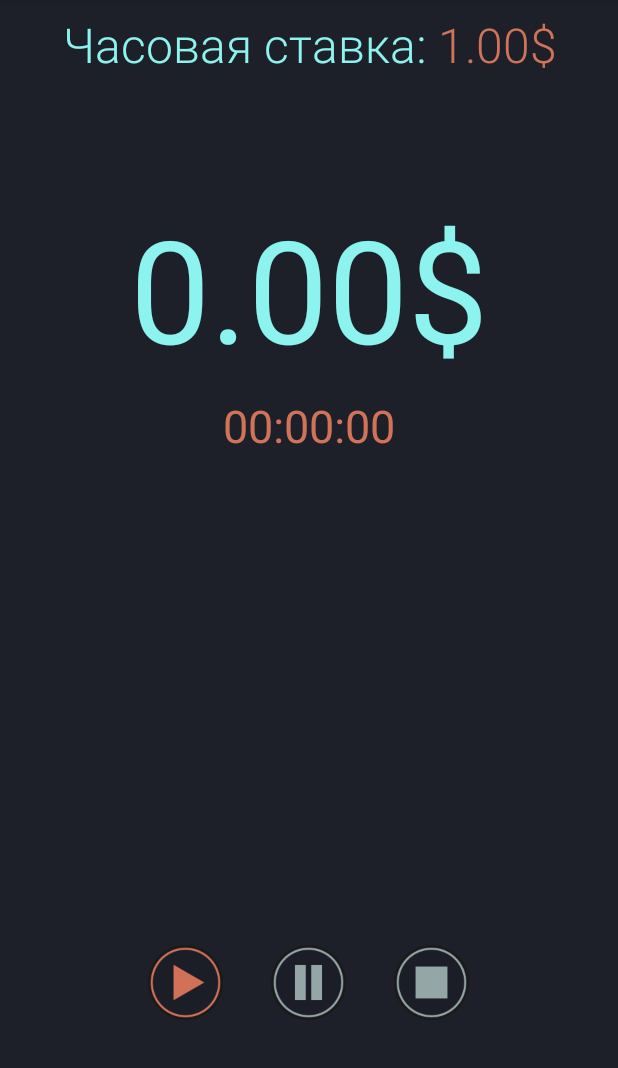
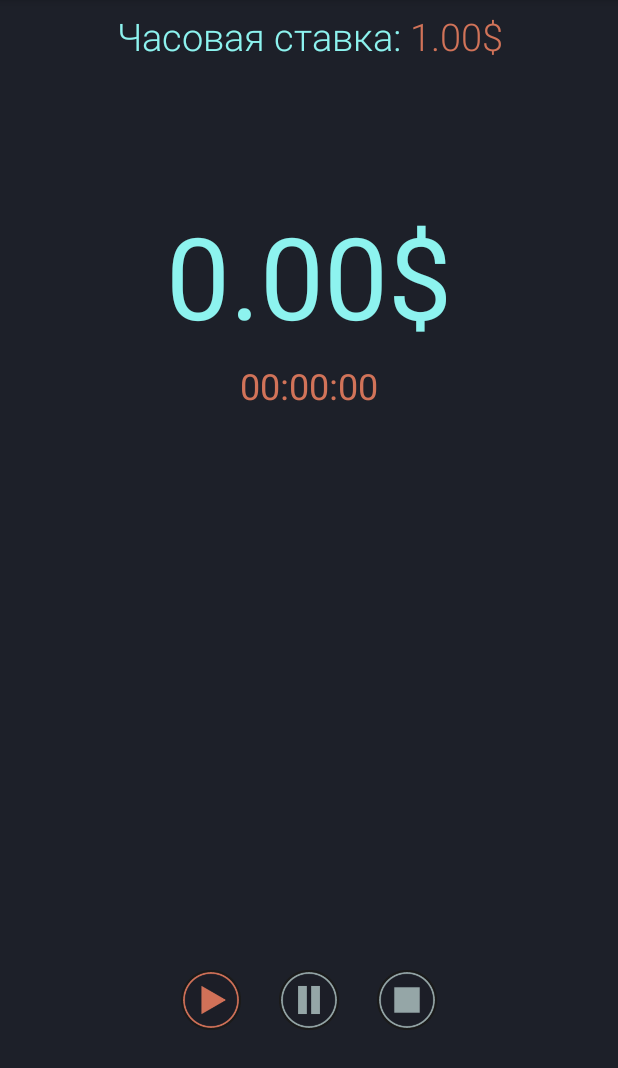
Before and after one commit to NikolayGst/MoneyCounter, an Android app: the screen it shows after launch (MainActivity), on a phone screen of 412 x 824 dp, the part 168-1236 px from its top. Run offline under Robolectric (Android 15) with nearby library versions, the phone set to English and light mode, and no system bars.

Commit message:
добавил разные размеры

```diff
--- a/app/src/main/res/layout/activity_main.xml
+++ b/app/src/main/res/layout/activity_main.xml
@@ -29,8 +29,8 @@
       android:id="@+id/hourlyRate"
       android:layout_width="match_parent"
       android:layout_height="wrap_content"
-      android:padding="@dimen/hourlyRate.padding.small"
-      android:textSize="@dimen/hourlyRate.text.size.large"
+      android:padding="@dimen/main.hourlyRate.padding.small"
+      android:textSize="@dimen/main.hourlyRate.text.size.large"
       android:fontFamily="sans-serif-light"
       android:textColor="@color/cyan_100"
       android:gravity="center"/>
@@ -39,7 +39,7 @@
       android:id="@+id/money"
       android:layout_width="match_parent"
       android:layout_height="wrap_content"
-      android:layout_marginTop="@dimen/money.margin.large"
+      android:layout_marginTop="@dimen/main.money.margin.large"
       android:gravity="center"
       android:textColor="@color/cyan_100" />
 
@@ -47,38 +47,38 @@
       android:id="@+id/time"
       android:layout_width="match_parent"
       android:layout_height="wrap_content"
-      android:layout_marginTop="@dimen/time.margin.small"
+      android:layout_marginTop="@dimen/main.time.margin.small"
       android:layout_below="@id/money"
       android:gravity="center"
       android:textColor="@color/orange_300"
-      android:textSize="@dimen/time.text.size.biggest" />
+      android:textSize="@dimen/main.time.text.size.biggest" />
 
     <RelativeLayout
       android:layout_width="match_parent"
       android:layout_height="wrap_content"
-      android:layout_marginBottom="@dimen/btns.margin.biggest"
+      android:layout_marginBottom="@dimen/main.btns.margin.biggest"
       android:layout_alignParentBottom="true">
       <Button
         android:id="@+id/btnStart"
-        android:layout_width="@dimen/btn.size"
-        android:layout_height="@dimen/btn.size"
-        android:layout_marginRight="@dimen/btn.margin.biggest"
+        android:layout_width="@dimen/main.btn.size"
+        android:layout_height="@dimen/main.btn.size"
+        android:layout_marginRight="@dimen/main.btn.margin.biggest"
         android:layout_toLeftOf="@id/btnPause"
         android:background="@drawable/btn_start_selector" />
 
       <Button
         android:id="@+id/btnPause"
-        android:layout_width="@dimen/btn.size"
-        android:layout_height="@dimen/btn.size"
+        android:layout_width="@dimen/main.btn.size"
+        android:layout_height="@dimen/main.btn.size"
         android:layout_centerHorizontal="true"
         android:background="@drawable/btn_pause_selector"
         android:enabled="false" />
 
       <Button
         android:id="@+id/btnStop"
-        android:layout_width="@dimen/btn.size"
-        android:layout_height="@dimen/btn.size"
-        android:layout_marginLeft="@dimen/btn.margin.biggest"
+        android:layout_width="@dimen/main.btn.size"
+        android:layout_height="@dimen/main.btn.size"
+        android:layout_marginLeft="@dimen/main.btn.margin.biggest"
         android:layout_toRightOf="@id/btnPause"
         android:background="@drawable/btn_stop_selector"
         android:enabled="false" />
--- a/app/src/main/res/layout/activity_settings.xml
+++ b/app/src/main/res/layout/activity_settings.xml
@@ -81,11 +81,11 @@
     <Button
       android:id="@+id/btnSave"
       android:layout_width="match_parent"
-      android:layout_marginTop="@dimen/btn.save.margin.large"
+      android:layout_marginTop="@dimen/setting.btn.save.margin.large"
       android:text="@string/btn.text.save"
       android:textColor="@color/white"
-      android:layout_marginLeft="@dimen/btn.save.margin.big"
-      android:layout_marginRight="@dimen/btn.save.margin.big"
+      android:layout_marginLeft="@dimen/setting.btn.save.margin.big"
+      android:layout_marginRight="@dimen/setting.btn.save.margin.big"
       android:background="@color/cyan_300"
       android:layout_below="@id/hourlyRate"
       android:layout_height="wrap_content" />
--- /dev/null
+++ b/app/src/main/res/values-hdpi/dimens.xml
@@ -0,0 +1,31 @@
+<resources>
+	<dimen name="author.btns.margin.big">12.8dp</dimen>
+	<dimen name="author.card.margin.big">12.8dp</dimen>
+	<dimen name="author.card.margin.large">40dp</dimen>
+	<dimen name="author.card.padding.small">6.4dp</dimen>
+	<dimen name="author.image.author.height">160dp</dimen>
+	<dimen name="author.image.author.width">120dp</dimen>
+	<dimen name="author.image.git.size">52dp</dimen>
+	<dimen name="author.image.soc.margin.small">6.4dp</dimen>
+	<dimen name="author.image.vk.size">48dp</dimen>
+	<dimen name="author.textview.powered.text.size">16sp</dimen>
+	<dimen name="main.btn.margin.biggest">25.6dp</dimen>
+	<dimen name="main.btn.size">40dp</dimen>
+	<dimen name="main.btns.margin.biggest">25.6dp</dimen>
+	<dimen name="main.hourlyRate.padding.small">6.4dp</dimen>
+	<dimen name="main.hourlyRate.text.size.big">12.8sp</dimen>
+	<dimen name="main.hourlyRate.text.size.large">25.6sp</dimen>
+	<dimen name="main.money.margin.large">132.4dp</dimen>
+	<dimen name="main.money.text.size.big">48sp</dimen>
+	<dimen name="main.money.text.size.biggest">60sp</dimen>
+	<dimen name="main.money.text.size.large">68sp</dimen>
+	<dimen name="main.money.text.size.large_two">76sp</dimen>
+	<dimen name="main.money.text.size.small">40sp</dimen>
+	<dimen name="main.time.margin.small">6.4dp</dimen>
+	<dimen name="main.time.text.size.biggest">24sp</dimen>
+	<dimen name="setting.btn.save.margin.big">12.8dp</dimen>
+	<dimen name="setting.btn.save.margin.large">51.2dp</dimen>
+	<dimen name="setting.padding.big">12.8dp</dimen>
+	<dimen name="setting.text.size.big.one">16sp</dimen>
+	<dimen name="setting.text.size.big.two">20sp</dimen>
+</resources>
--- /dev/null
+++ b/app/src/main/res/values-mdpi/dimens.xml
@@ -0,0 +1,31 @@
+<resources>
+  <dimen name="author.btns.margin.big">12.8dp</dimen>
+  <dimen name="author.card.margin.big">12.8dp</dimen>
+  <dimen name="author.card.margin.large">40dp</dimen>
+  <dimen name="author.card.padding.small">6.4dp</dimen>
+  <dimen name="author.image.author.height">160dp</dimen>
+  <dimen name="author.image.author.width">120dp</dimen>
+  <dimen name="author.image.git.size">52dp</dimen>
+  <dimen name="author.image.soc.margin.small">6.4dp</dimen>
+  <dimen name="author.image.vk.size">48dp</dimen>
+  <dimen name="author.textview.powered.text.size">16sp</dimen>
+  <dimen name="main.btn.margin.biggest">25.6dp</dimen>
+  <dimen name="main.btn.size">40dp</dimen>
+  <dimen name="main.btns.margin.biggest">25.6dp</dimen>
+  <dimen name="main.hourlyRate.padding.small">6.4dp</dimen>
+  <dimen name="main.hourlyRate.text.size.big">12.8sp</dimen>
+  <dimen name="main.hourlyRate.text.size.large">25.6sp</dimen>
+  <dimen name="main.money.margin.large">122.4dp</dimen>
+  <dimen name="main.money.text.size.big">48sp</dimen>
+  <dimen name="main.money.text.size.biggest">60sp</dimen>
+  <dimen name="main.money.text.size.large">68sp</dimen>
+  <dimen name="main.money.text.size.large_two">76sp</dimen>
+  <dimen name="main.money.text.size.small">40sp</dimen>
+  <dimen name="main.time.margin.small">6.4dp</dimen>
+  <dimen name="main.time.text.size.biggest">24sp</dimen>
+  <dimen name="setting.btn.save.margin.big">12.8dp</dimen>
+  <dimen name="setting.btn.save.margin.large">51.2dp</dimen>
+  <dimen name="setting.text.size.big.one">16sp</dimen>
+  <dimen name="setting.text.size.big.two">20sp</dimen>
+  <dimen name="setting.padding.big">12.8dp</dimen>
+</resources>
--- /dev/null
+++ b/app/src/main/res/values-xhdpi/dimens.xml
@@ -0,0 +1,31 @@
+<resources>
+  <dimen name="author.btns.margin.big">16dp</dimen>
+  <dimen name="author.card.margin.big">16dp</dimen>
+  <dimen name="author.card.margin.large">50dp</dimen>
+  <dimen name="author.card.padding.small">8dp</dimen>
+  <dimen name="author.image.author.height">200dp</dimen>
+  <dimen name="author.image.author.width">150dp</dimen>
+  <dimen name="author.image.git.size">65dp</dimen>
+  <dimen name="author.image.soc.margin.small">8dp</dimen>
+  <dimen name="author.image.vk.size">60dp</dimen>
+  <dimen name="author.textview.powered.text.size">20sp</dimen>
+  <dimen name="main.btn.margin.biggest">32dp</dimen>
+  <dimen name="main.btn.size">50dp</dimen>
+  <dimen name="main.btns.margin.biggest">32dp</dimen>
+  <dimen name="main.hourlyRate.padding.small">8dp</dimen>
+  <dimen name="main.hourlyRate.text.size.big">16sp</dimen>
+  <dimen name="main.hourlyRate.text.size.large">32sp</dimen>
+  <dimen name="main.money.margin.large">128dp</dimen>
+  <dimen name="main.money.text.size.big">60sp</dimen>
+  <dimen name="main.money.text.size.biggest">75sp</dimen>
+  <dimen name="main.money.text.size.large">85sp</dimen>
+  <dimen name="main.money.text.size.large_two">95sp</dimen>
+  <dimen name="main.money.text.size.small">50sp</dimen>
+  <dimen name="main.time.margin.small">8dp</dimen>
+  <dimen name="main.time.text.size.biggest">30sp</dimen>
+  <dimen name="setting.btn.save.margin.big">16dp</dimen>
+  <dimen name="setting.btn.save.margin.large">64dp</dimen>
+  <dimen name="setting.padding.big">16dp</dimen>
+  <dimen name="setting.text.size.big.one">20sp</dimen>
+  <dimen name="setting.text.size.big.two">25sp</dimen>
+</resources>
--- /dev/null
+++ b/app/src/main/res/values-xxhdpi/dimens.xml
@@ -0,0 +1,31 @@
+<resources>
+  <dimen name="author.btns.margin.big">18dp</dimen>
+  <dimen name="author.card.margin.big">18dp</dimen>
+  <dimen name="author.card.margin.large">56.2dp</dimen>
+  <dimen name="author.card.padding.small">9dp</dimen>
+  <dimen name="author.image.author.height">225dp</dimen>
+  <dimen name="author.image.author.width">168.8dp</dimen>
+  <dimen name="author.image.git.size">73.1dp</dimen>
+  <dimen name="author.image.soc.margin.small">9dp</dimen>
+  <dimen name="author.image.vk.size">67.5dp</dimen>
+  <dimen name="author.textview.powered.text.size">22.5sp</dimen>
+  <dimen name="main.btn.margin.biggest">36dp</dimen>
+  <dimen name="main.btn.size">56.2dp</dimen>
+  <dimen name="main.btns.margin.biggest">36dp</dimen>
+  <dimen name="main.hourlyRate.padding.small">9dp</dimen>
+  <dimen name="main.hourlyRate.text.size.big">18sp</dimen>
+  <dimen name="main.hourlyRate.text.size.large">36sp</dimen>
+  <dimen name="main.money.margin.large">180dp</dimen>
+  <dimen name="main.money.text.size.big">67.5sp</dimen>
+  <dimen name="main.money.text.size.biggest">84.4sp</dimen>
+  <dimen name="main.money.text.size.large">95.6sp</dimen>
+  <dimen name="main.money.text.size.large_two">106.9sp</dimen>
+  <dimen name="main.money.text.size.small">56.2sp</dimen>
+  <dimen name="main.time.margin.small">9dp</dimen>
+  <dimen name="main.time.text.size.biggest">33.8sp</dimen>
+  <dimen name="setting.btn.save.margin.big">18dp</dimen>
+  <dimen name="setting.btn.save.margin.large">72dp</dimen>
+  <dimen name="setting.text.size.big.one">22.5sp</dimen>
+  <dimen name="setting.text.size.big.two">28.1sp</dimen>
+  <dimen name="setting.padding.big">18dp</dimen>
+</resources>
--- /dev/null
+++ b/app/src/main/res/values-xxxhdpi/dimens.xml
@@ -0,0 +1,31 @@
+<resources>
+  <dimen name="author.btns.margin.big">20dp</dimen>
+  <dimen name="author.card.margin.big">20dp</dimen>
+  <dimen name="author.card.margin.large">62.5dp</dimen>
+  <dimen name="author.card.padding.small">10dp</dimen>
+  <dimen name="author.image.author.height">250dp</dimen>
+  <dimen name="author.image.author.width">187.5dp</dimen>
+  <dimen name="author.image.git.size">81.2dp</dimen>
+  <dimen name="author.image.soc.margin.small">10dp</dimen>
+  <dimen name="author.image.vk.size">75dp</dimen>
+  <dimen name="author.textview.powered.text.size">25sp</dimen>
+  <dimen name="main.btn.margin.biggest">40dp</dimen>
+  <dimen name="main.btn.size">62.5dp</dimen>
+  <dimen name="main.btns.margin.biggest">40dp</dimen>
+  <dimen name="main.hourlyRate.padding.small">10dp</dimen>
+  <dimen name="main.hourlyRate.text.size.big">20sp</dimen>
+  <dimen name="main.hourlyRate.text.size.large">40sp</dimen>
+  <dimen name="main.money.margin.large">165dp</dimen>
+  <dimen name="main.money.text.size.big">75sp</dimen>
+  <dimen name="main.money.text.size.biggest">93.8sp</dimen>
+  <dimen name="main.money.text.size.large">106.2sp</dimen>
+  <dimen name="main.money.text.size.large_two">118.8sp</dimen>
+  <dimen name="main.money.text.size.small">62.5sp</dimen>
+  <dimen name="main.time.margin.small">10dp</dimen>
+  <dimen name="main.time.text.size.biggest">37.5sp</dimen>
+  <dimen name="setting.btn.save.margin.big">20dp</dimen>
+  <dimen name="setting.btn.save.margin.large">80dp</dimen>
+  <dimen name="setting.padding.big">20dp</dimen>
+  <dimen name="setting.text.size.big.one">25sp</dimen>
+  <dimen name="setting.text.size.big.two">31.2sp</dimen>
+</resources>
--- a/app/src/main/res/values/dimens.xml
+++ /dev/null
@@ -1,35 +0,0 @@
-<?xml version="1.0" encoding="utf-8"?>
-<resources>
-  <!--Main Activity-->
-  <dimen name="hourlyRate.padding.small">8dp</dimen>
-  <dimen name="hourlyRate.text.size.big">16sp</dimen>
-  <dimen name="hourlyRate.text.size.large">32sp</dimen>
-  <dimen name="money.margin.large">128dp</dimen>
-  <dimen name="money.text.size.small">50sp</dimen>
-  <dimen name="money.text.size.big">60sp</dimen>
-  <dimen name="money.text.size.biggest">75sp</dimen>
-  <dimen name="money.text.size.large">85sp</dimen>
-  <dimen name="money.text.size.large_two">95sp</dimen>
-  <dimen name="time.margin.small">8dp</dimen>
-  <dimen name="time.text.size.biggest">30sp</dimen>
-  <dimen name="btns.margin.biggest">32dp</dimen>
-  <dimen name="btn.size">50dp</dimen>
-  <dimen name="btn.margin.biggest">32dp</dimen>
-  <!--Setting Activity-->
-  <dimen name="setting.padding.big">16dp</dimen>
-  <dimen name="setting.text.size.big.one">20sp</dimen>
-  <dimen name="setting.text.size.big.two">25sp</dimen>
-  <dimen name="btn.save.margin.large">64dp</dimen>
-  <dimen name="btn.save.margin.big">16dp</dimen>
-  <!--Author Activity-->
-  <dimen name="card.margin.large">50dp</dimen>
-  <dimen name="card.margin.big">16dp</dimen>
-  <dimen name="card.padding.small">8dp</dimen>
-  <dimen name="image.author.width">150dp</dimen>
-  <dimen name="image.author.height">200dp</dimen>
-  <dimen name="textview.powered.text.size">20sp</dimen>
-  <dimen name="btns.margin.big">16dp</dimen>
-  <dimen name="image.vk.size">60dp</dimen>
-  <dimen name="image.git.size">65dp</dimen>
-  <dimen name="image.soc.margin.small">8dp</dimen>
-</resources>
```
Also changed, not shown: app/src/main/java/com/niko/moneycounter/MainActivity.java (+5 -5 lines), app/src/main/res/layout/activity_author.xml (+15 -15 lines).
